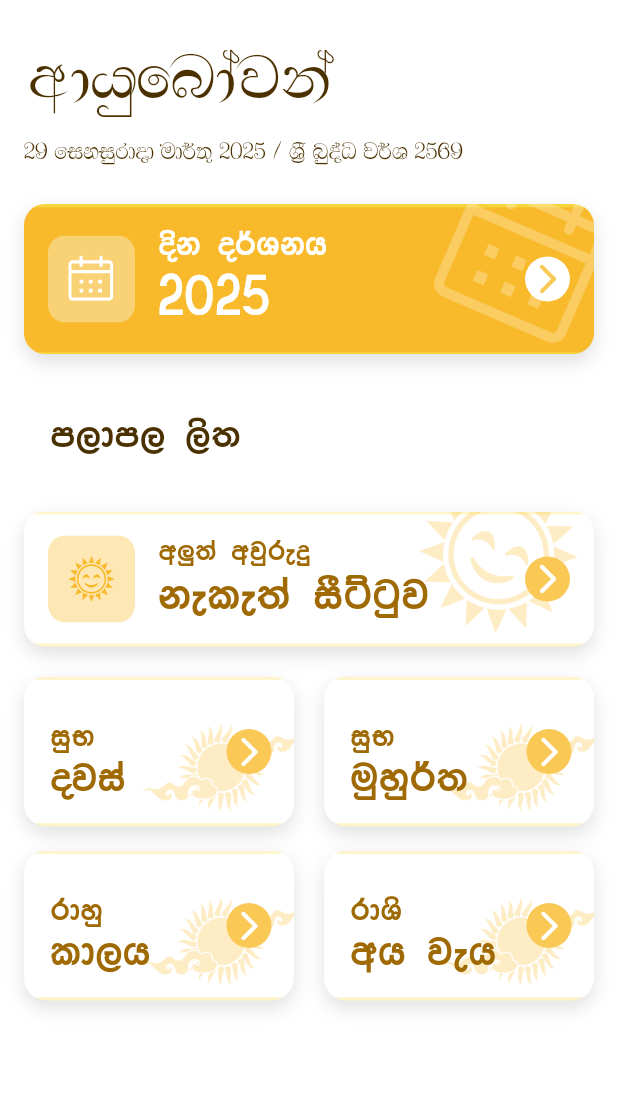
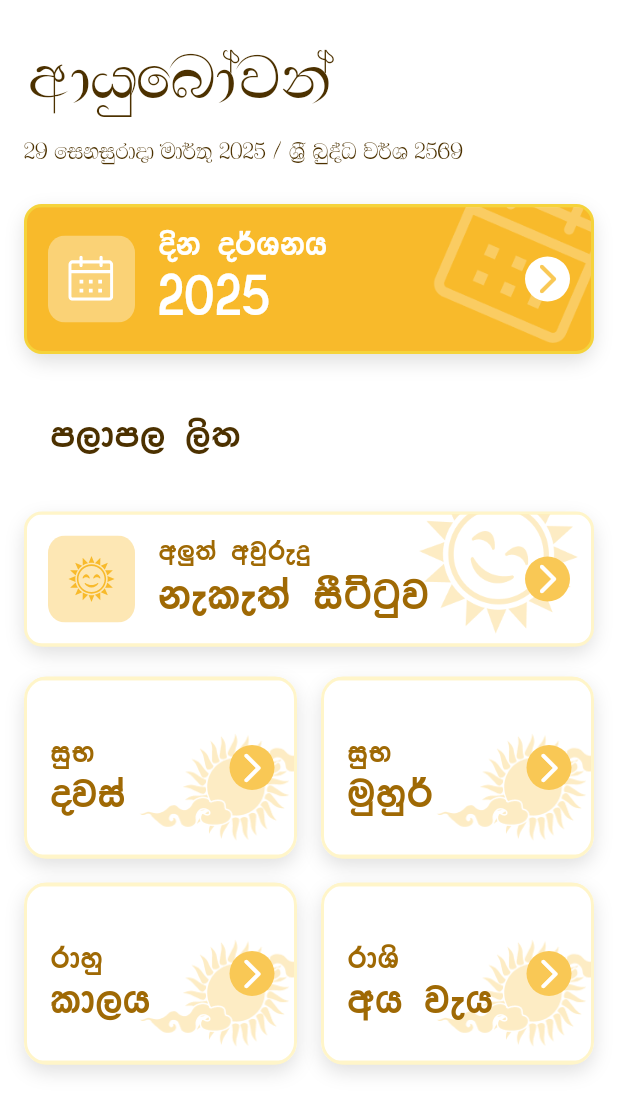
Before and after one commit to DilharaSannasgala/E-Litha-Flutter-App, a Flutter app: the screen it shows after launch, on a phone screen of 412 x 824 dp. Shown: the top 1113 px of the screen. Run offline on Flutter 3.47's test engine with Material 3 defaults, Android fonts, the light colour scheme and no system bars; our stand-ins replace flutter_svg.

Commit message:
Modify the Home Screen

```diff
--- a/lib/screens/home-screen.dart
+++ b/lib/screens/home-screen.dart
@@ -17,19 +17,75 @@ class HomePage extends StatelessWidget {
         child: SingleChildScrollView(
           child: Padding(
             padding: const EdgeInsets.all(16.0),
+            child: LayoutBuilder(
+              builder: (context, constraints) {
+                int columnsCount = 2; // Default for mobile
+                if (constraints.maxWidth > 600 && constraints.maxWidth <= 900) {
+                  columnsCount = 3; // For tablets in portrait
+                } else if (constraints.maxWidth > 900) {
+                  columnsCount = 4; // For tablets in landscape and larger
+                }
+                // Maximum content width for tablets and larger screens
+                double maxContentWidth = 900;
+                double currentWidth = constraints.maxWidth;
+                double usedWidth = currentWidth > maxContentWidth ? maxContentWidth : currentWidth;
+                return Center(
+                  child: Container(
+                    width: usedWidth,
                     child: Column(
                       crossAxisAlignment: CrossAxisAlignment.stretch,
                       children: [
                         _buildHeaderSection(),
                         SizedBox(height: 20),
-                _buildYearButton(context),
+                        calenderButton(
+                          context,
+                          textTitle: 'Èk o¾Ykh',
+                          textYear: "2025",
+                          onPressed: () {
+                            // Add navigation logic
+                          },
+                        ),
                         SizedBox(height: 20),
                         _buildMainSectionTitle(),
                         SizedBox(height: 20),
-                _buildNakathButton(context),
+                        nakathButton(
+                          context,
+                          textTitle: 'w¨;a wjqreÿ',
+                          textYear: 'kele;a iSÜgqj',
+                          onPressed: () {
+                            // Add navigation logic
+                          },
+                        ),
                         SizedBox(height: 20),
-                _buildMainGridButtons(context),
+                        GridView.builder(
+                          shrinkWrap: true,
+                          physics: NeverScrollableScrollPhysics(),
+                          gridDelegate: SliverGridDelegateWithFixedCrossAxisCount(
+                            crossAxisCount: columnsCount,
+                            childAspectRatio: 1.5,
+                            mainAxisSpacing: 16,
+                            crossAxisSpacing: 16,
+                          ),
+                          itemCount: 4,
+                          itemBuilder: (context, index) {
+                            List<Map<String, String>> buttonData = [
+                              {"first": "iqN", "second": "ojia"},
+                              {"first": "iqN", "second": "uqyq¾"},
+                              {"first": "rdyq", "second": "ld,h"},
+                              {"first": "rdYs", "second": "wh jeh"},
+                            ];
+                            return buildSunButton(
+                              context,
+                              buttonData[index]["first"]!,
+                              buttonData[index]["second"]!
+                            );
+                          },
+                        ),
                       ],
+                    ),
+                  ),
+                );
+              },
             ),
           ),
         ),
@@ -66,17 +122,6 @@ class HomePage extends StatelessWidget {
     );
   }
 
-  Widget _buildYearButton(BuildContext context) {
-    return calenderButton(
-      context,
-      textTitle: 'Èk o¾Ykh',
-      textYear: '2025',
-      onPressed: () {
-        // Add navigation logic
-      },
-    );
-  }
-
   Widget _buildMainSectionTitle() {
     return Padding(
       padding: const EdgeInsets.only(left: 18.0, bottom: 10.0, top: 15.0),
@@ -90,32 +135,4 @@ class HomePage extends StatelessWidget {
       ),
     );
   }
-
-  Widget _buildNakathButton(BuildContext context) {
-    return nakathButton(
-      context,
-      textTitle: 'w¨;a wjqreÿ',
-      textYear: 'kele;a iSÜgqj',
-      onPressed: () {
-        // Add navigation logic
-      },
-    );
 }
-
-  Widget _buildMainGridButtons(BuildContext context) {
-    return GridView.count(
-      shrinkWrap: true,
-      physics: NeverScrollableScrollPhysics(),
-      crossAxisCount: 2,
-      childAspectRatio: 1.8,
-      mainAxisSpacing: 16,
-      crossAxisSpacing: 20,
-      children: [
-        buildSunButton(context, 'iqN', 'ojia'),
-        buildSunButton(context, 'iqN', 'uqyq¾;'),
-        buildSunButton(context, 'rdyq', 'ld,h'),
-        buildSunButton(context, 'rdYs', 'wh jeh'),
-      ],
-    );
-  }
-}
--- a/lib/utils/app-color.dart
+++ b/lib/utils/app-color.dart
@@ -5,5 +5,6 @@ class AppColor {
   static const Color subTextColor = Color(0xFF4C3100);
   static const Color btnTextColor = const Color(0xFF9F6904);
   static const Color accentColor = Color(0xFFF9C855);
-
+  static const Color borderDarkColor = Color(0xFFF5D33B);
+  static const Color borderLightColor = Color(0xFFFFF5C9);
 }
--- a/lib/widgets/home-calender-btn.dart
+++ b/lib/widgets/home-calender-btn.dart
@@ -23,6 +23,13 @@ Widget calenderButton(
         ),
       ],
       borderRadius: BorderRadius.circular(14),
+    ),
+    foregroundDecoration: BoxDecoration(
+      borderRadius: BorderRadius.circular(12),
+      border: Border.all(
+        color: AppColor.borderDarkColor,
+        width: 2,
+      ),
     ),
     child: Material(
       color: Colors.transparent,
--- a/lib/widgets/home-nakath-btn.dart
+++ b/lib/widgets/home-nakath-btn.dart
@@ -23,6 +23,13 @@ Widget nakathButton(
         ),
       ],
       borderRadius: BorderRadius.circular(14),
+    ),
+    foregroundDecoration: BoxDecoration(
+      borderRadius: BorderRadius.circular(12),
+      border: Border.all(
+        color: AppColor.borderLightColor,
+        width: 2,
+      ),
     ),
     child: Material(
       color: Colors.transparent,
--- a/lib/widgets/home-sun-btn.dart
+++ b/lib/widgets/home-sun-btn.dart
@@ -18,6 +18,13 @@ Widget buildSunButton(
           offset: Offset(0, 5),
         ),
       ],
+    ),
+    foregroundDecoration: BoxDecoration(
+      borderRadius: BorderRadius.circular(15),
+      border: Border.all(
+        color: AppColor.borderLightColor,
+        width: 2,
+      ),
     ),
     child: Material(
       color: Colors.transparent,
```
Lines whose indentation alone changed are shown as unchanged.
